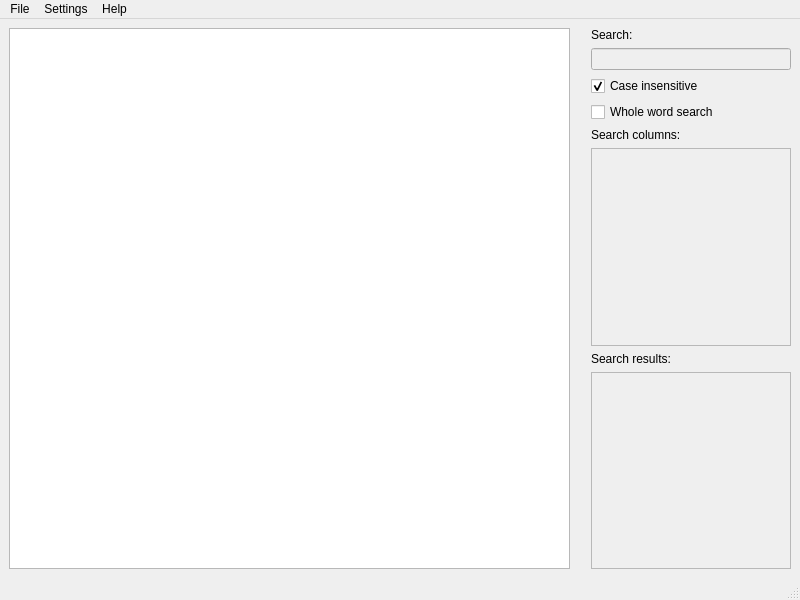
This is mainwindow.ui in bulkware/bwcsv as Qt 5 draws it before an edit. The edited form follows.
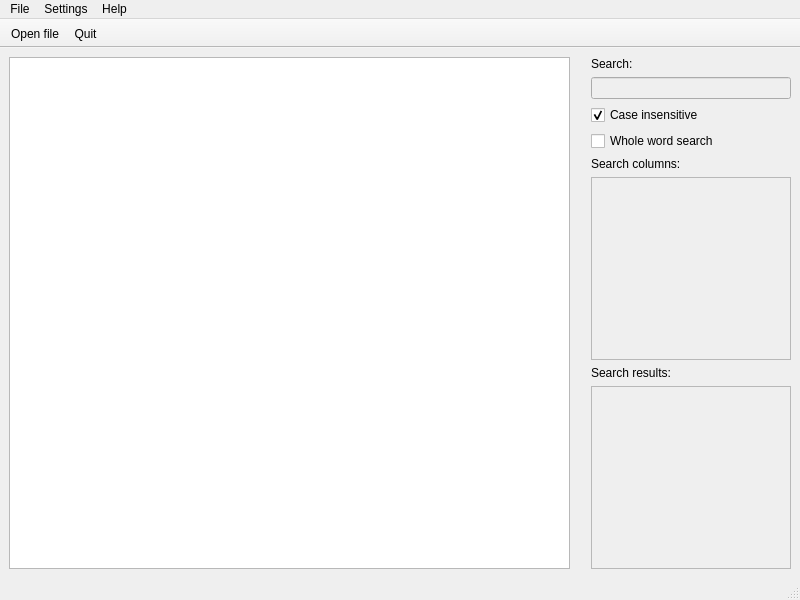
This is the edited form.

The edit to the form file:
```diff
--- a/mainwindow.ui
+++ b/mainwindow.ui
@@ -314,6 +314,25 @@
    <addaction name="menuHelp"/>
   </widget>
   <widget class="QStatusBar" name="statusBar"/>
+  <widget class="QToolBar" name="toolBar">
+   <property name="windowTitle">
+    <string>toolBar</string>
+   </property>
+   <property name="movable">
+    <bool>false</bool>
+   </property>
+   <property name="toolButtonStyle">
+    <enum>Qt::ToolButtonTextUnderIcon</enum>
+   </property>
+   <attribute name="toolBarArea">
+    <enum>TopToolBarArea</enum>
+   </attribute>
+   <attribute name="toolBarBreak">
+    <bool>false</bool>
+   </attribute>
+   <addaction name="actionOpenFile"/>
+   <addaction name="actionQuit"/>
+  </widget>
   <action name="actionOpenFile">
    <property name="text">
     <string>Open file...</string>
```
Left out of the diff: 2 changed lines with no effect on the pictures.
